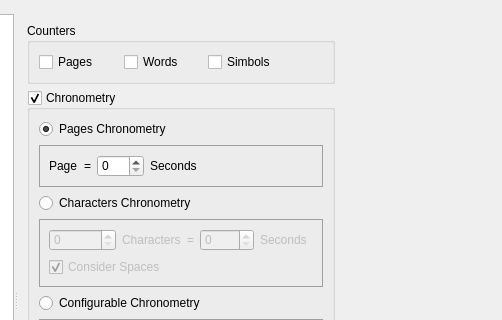
Before: the Qt Designer form src/bin/scenarist-desktop/UserInterfaceLayer/Settings/SettingsView.ui in dimkanovikov/KITScenarist, drawn with Qt 5; both pictures show x 216 to 718 and y 0 to 320 of the 718 by 600 pixel window.
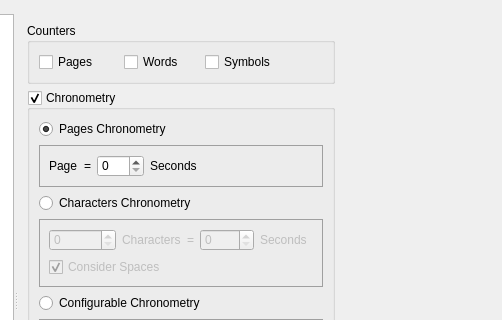
After: the same form once the commit is applied. The open tabs and pages were chosen to show the change. Icons and pictures are not drawn. Custom widgets are drawn as their Qt base class.

Diff of the .ui file:
```diff
--- a/src/bin/scenarist-desktop/UserInterfaceLayer/Settings/SettingsView.ui
+++ b/src/bin/scenarist-desktop/UserInterfaceLayer/Settings/SettingsView.ui
@@ -2442,7 +2442,7 @@
                    <item>
                     <widget class="QCheckBox" name="simbolsCounter">
                      <property name="text">
-                      <string>Simbols</string>
+                      <string>Symbols</string>
                      </property>
                     </widget>
                    </item>
```
Left out of the diff: 6 changed lines with no effect on the pictures.
